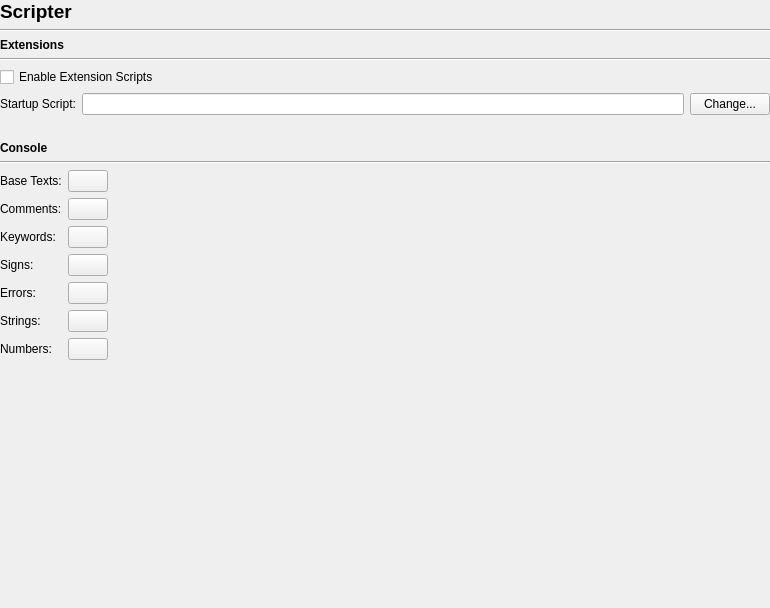
Above: scribus/plugins/scriptplugin/prefs_scripterbase.ui from scribusproject/scribus before the change. Below: the same form after it.
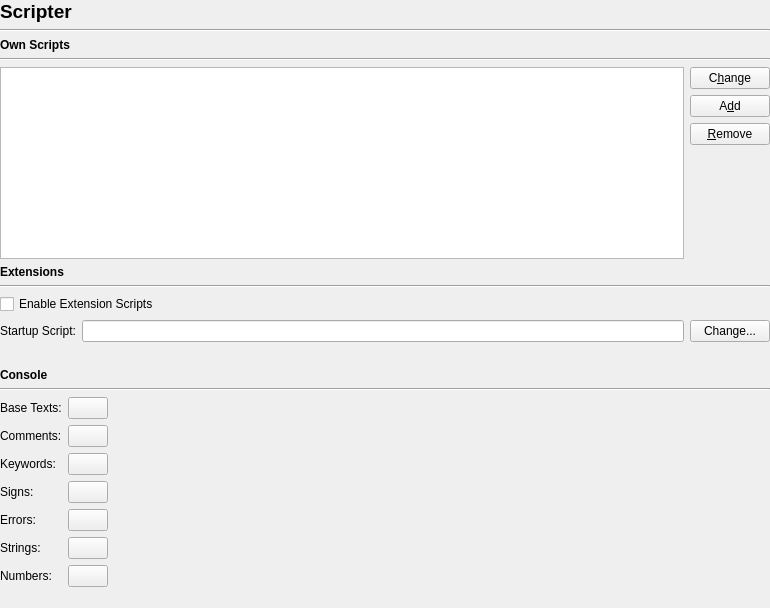
That is the form after the change.

Commit message: #15579: add user's scripts to the navigation <ale>

Patch:
```diff
--- a/scribus/plugins/scriptplugin/prefs_scripterbase.ui
+++ b/scribus/plugins/scriptplugin/prefs_scripterbase.ui
@@ -59,9 +59,9 @@
       <property name="geometry">
        <rect>
         <x>0</x>
-        <y>0</y>
-        <width>742</width>
-        <height>538</height>
+		<y>0</y>
+        <width>678</width>
+        <height>570</height>
        </rect>
       </property>
       <layout class="QVBoxLayout" name="verticalLayout">
@@ -74,11 +74,74 @@
        <property name="rightMargin">
         <number>0</number>
        </property>
+       <item>
+        <widget class="QLabel" name="ownScripts">
+         <property name="font">
+          <font>
+           <bold>true</bold>
+          </font>
+         </property>
+         <property name="text">
+          <string>Own Scripts</string>
+         </property>
+        </widget>
+       </item>
+       <item>
+        <widget class="Line" name="line_4">
+         <property name="orientation">
+          <enum>Qt::Horizontal</enum>
+         </property>
+        </widget>
+       </item>
+       <item>
+        <layout class="QHBoxLayout" name="horizontalLayout_2">
+         <item>
+          <widget class="QListWidget" name="scriptPathsListWidget"/>
+         </item>
+         <item>
+          <layout class="QVBoxLayout" name="verticalLayout_2">
+           <item>
+            <widget class="QPushButton" name="changePathButton">
+             <property name="text">
+              <string>C&amp;hange</string>
+             </property>
+            </widget>
+           </item>
+           <item>
+            <widget class="QPushButton" name="addPathButton">
+             <property name="text">
+              <string>A&amp;dd</string>
+             </property>
+            </widget>
+           </item>
+           <item>
+            <widget class="QPushButton" name="removePathButton">
+             <property name="text">
+              <string>&amp;Remove</string>
+             </property>
+            </widget>
+           </item>
+           <item>
+            <spacer name="verticalSpacer_3">
+             <property name="orientation">
+              <enum>Qt::Vertical</enum>
+             </property>
+             <property name="sizeHint" stdset="0">
+              <size>
+               <width>20</width>
+               <height>40</height>
+              </size>
+             </property>
+            </spacer>
+           </item>
+          </layout>
+         </item>
+        </layout>
+       </item>
        <item>
         <widget class="QLabel" name="extensionsTitleLabel">
          <property name="font">
           <font>
-           <weight>75</weight>
            <bold>true</bold>
           </font>
          </property>
```
The commit also changes 9 other files.
